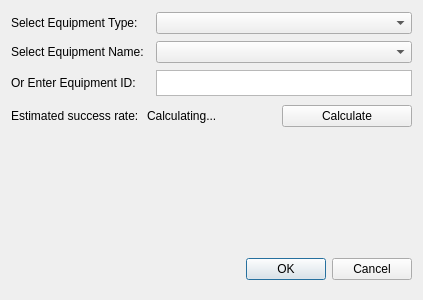
The window that FleetMemories/ClientGUI/ui/factory/developwindow.ui (ibicdlcod/GuoMuoRuoProject) describes before a commit, drawn with Qt 5.
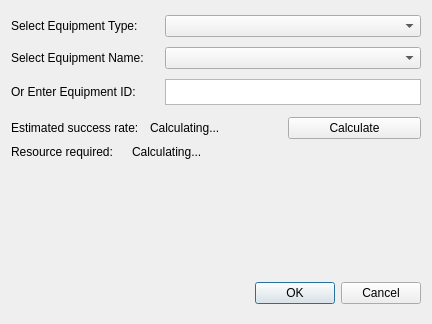
The same window after the commit.

Commit message: display dev resources

The edit to the form file:
```diff
--- a/FleetMemories/ClientGUI/ui/factory/developwindow.ui
+++ b/FleetMemories/ClientGUI/ui/factory/developwindow.ui
@@ -6,8 +6,8 @@
    <rect>
     <x>0</x>
     <y>0</y>
-    <width>423</width>
-    <height>300</height>
+    <width>432</width>
+    <height>324</height>
    </rect>
   </property>
   <property name="windowTitle">
@@ -122,6 +122,39 @@
      </item>
     </layout>
    </item>
+   <item>
+    <layout class="QHBoxLayout" name="horizontalLayout_3">
+     <item>
+      <widget class="QLabel" name="resourceHint">
+       <property name="sizePolicy">
+        <sizepolicy hsizetype="Preferred" vsizetype="Preferred">
+         <horstretch>4</horstretch>
+         <verstretch>0</verstretch>
+        </sizepolicy>
+       </property>
+       <property name="text">
+        <string id="dev-resource-requied">Resource required:</string>
+       </property>
+       <property name="wordWrap">
+        <bool>false</bool>
+       </property>
+      </widget>
+     </item>
+     <item>
+      <widget class="QLabel" name="resourceAmount">
+       <property name="sizePolicy">
+        <sizepolicy hsizetype="Preferred" vsizetype="Preferred">
+         <horstretch>10</horstretch>
+         <verstretch>0</verstretch>
+        </sizepolicy>
+       </property>
+       <property name="text">
+        <string id="dev-calculating">Calculating...</string>
+       </property>
+      </widget>
+     </item>
+    </layout>
+   </item>
    <item>
     <spacer name="verticalSpacer">
      <property name="orientation">
@@ -133,7 +166,7 @@
      <property name="sizeHint" stdset="0">
       <size>
        <width>20</width>
-       <height>116</height>
+       <height>108</height>
       </size>
      </property>
     </spacer>
```
The commit also changes 26 other files.
